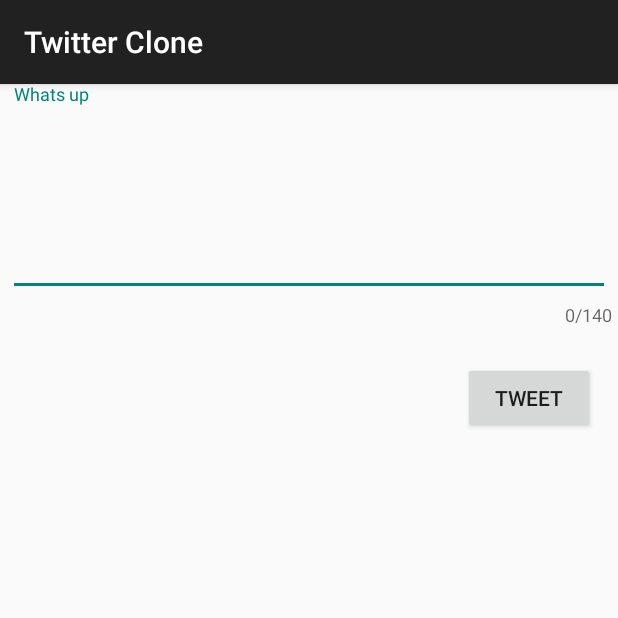
After one commit to Glazzerino/Twitter-Clone-App, an Android app: the ComposeActivity screen opened directly, with no data from a screen before it, on a phone screen of 412 x 824 dp, the top half of it. The commit adds this screen. Run offline under Robolectric (Android 15) with nearby library versions, the phone set to English and light mode, and no system bars.

Commit message:
compose act no call

```diff
--- a/app/src/main/AndroidManifest.xml
+++ b/app/src/main/AndroidManifest.xml
@@ -13,7 +13,8 @@
         android:icon="@drawable/ic_launcher"
         android:label="@string/app_name"
         android:theme="@style/AppTheme">
-        <activity android:name=".TimelineActivity"></activity>
+        <activity android:name=".ComposeActivity"></activity>
+        <activity android:name=".TimelineActivity" />
         <activity
             android:name=".LoginActivity"
             android:label="@string/app_name"
--- /dev/null
+++ b/app/src/main/java/com/codepath/apps/restclienttemplate/ComposeActivity.java
@@ -0,0 +1,51 @@
+package com.codepath.apps.restclienttemplate;
+
+import androidx.appcompat.app.AppCompatActivity;
+
+import android.os.Bundle;
+import android.util.Log;
+import android.view.View;
+import android.widget.Button;
+import android.widget.EditText;
+import android.widget.Toast;
+
+import com.google.android.material.textfield.TextInputLayout;
+
+public class ComposeActivity extends AppCompatActivity {
+    EditText etCompose;
+    Button btnTweet;
+    TextInputLayout textInputLayout;
+    private int max_length;
+    @Override
+    protected void onCreate(Bundle savedInstanceState) {
+        super.onCreate(savedInstanceState);
+        setContentView(R.layout.activity_compose);
+
+        max_length = getResources().getInteger(R.integer.tweet_max_length);
+
+        etCompose = findViewById(R.id.etCompose);
+        btnTweet = findViewById(R.id.btnTweet);
+        textInputLayout = findViewById(R.id.tiTextInputLayout);
+
+        textInputLayout.setCounterEnabled(true);
+        //140
+        textInputLayout.setCounterMaxLength(max_length);
+
+        btnTweet.setOnClickListener(new View.OnClickListener() {
+            @Override
+            public void onClick(View view) {
+                String content = etCompose.getText().toString();
+                if (content.isEmpty()) {
+                    Toast.makeText(getApplicationContext(), getString(R.string.empty_tweet_msg), Toast.LENGTH_SHORT).show();
+                    return;
+                } else if (content.length() > max_length) {
+                    //etCompose
+                    Toast.makeText(getApplicationContext(), "Limit character exceeded: " + String.valueOf(content.length()), Toast.LENGTH_SHORT).show();
+                    return;
+                } else {
+                    Log.d("ComposeActivity", content);
+                }
+            }
+        });
+    }
+}
--- /dev/null
+++ b/app/src/main/res/layout/activity_compose.xml
@@ -0,0 +1,40 @@
+<?xml version="1.0" encoding="utf-8"?>
+<RelativeLayout xmlns:android="http://schemas.android.com/apk/res/android"
+    xmlns:app="http://schemas.android.com/apk/res-auto"
+    xmlns:tools="http://schemas.android.com/tools"
+    android:layout_width="match_parent"
+    android:layout_height="match_parent"
+    tools:context=".ComposeActivity">
+
+    <com.google.android.material.textfield.TextInputLayout
+        android:id="@+id/tiTextInputLayout"
+        android:layout_width="match_parent"
+        android:layout_height="wrap_content">
+        <EditText
+            android:id="@+id/etCompose"
+            android:layout_width="match_parent"
+            android:layout_height="wrap_content"
+            android:layout_alignParentStart="true"
+            android:layout_alignParentTop="true"
+            android:layout_alignParentEnd="true"
+            android:layout_marginStart="5dp"
+            android:layout_marginTop="10dp"
+            android:layout_marginEnd="5dp"
+            android:ems="10"
+            android:gravity="start|top"
+            android:hint="@string/wadup"
+            android:inputType="textMultiLine"
+            android:minLines="5" />
+    </com.google.android.material.textfield.TextInputLayout>
+
+    <Button
+        android:id="@+id/btnTweet"
+        android:layout_width="wrap_content"
+        android:layout_height="wrap_content"
+        android:layout_below="@+id/tiTextInputLayout"
+        android:layout_alignParentEnd="true"
+        android:layout_marginTop="23dp"
+        android:layout_marginEnd="15dp"
+        android:text="Tweet"
+        tools:layout_below="@id/tiTextInputLayout" />
+</RelativeLayout>
--- a/app/src/main/res/layout/activity_timeline.xml
+++ b/app/src/main/res/layout/activity_timeline.xml
@@ -30,7 +30,8 @@
         android:layout_marginEnd="0dp"
         android:background="?attr/colorPrimary"
         android:minHeight="?attr/actionBarSize"
-        android:theme="?attr/actionBarTheme" />
+        android:theme="?attr/actionBarTheme"
+        android:visibility="invisible" />
 
     <ImageButton
         android:id="@+id/btnLogout"
@@ -38,6 +39,7 @@
         android:layout_height="wrap_content"
         android:layout_alignParentTop="true"
         android:layout_alignParentEnd="true"
+        android:visibility="invisible"
         app:srcCompat="@drawable/abc_vector_test" />
 
 </RelativeLayout>
--- /dev/null
+++ b/app/src/main/res/values/resources.xml
@@ -0,0 +1,4 @@
+<?xml version="1.0" encoding="utf-8"?>
+<resources>
+    <integer name="tweet_max_length">140</integer>
+</resources>
--- a/app/src/main/res/values/strings.xml
+++ b/app/src/main/res/values/strings.xml
@@ -5,5 +5,6 @@
     <string name="login_label">Log in</string>
     <string name="intent_scheme">oauth</string>
     <string name="intent_host">cprest</string>
-
+    <string name="wadup">Whats up</string>
+    <string name="empty_tweet_msg">Your tweet cannot be empty</string>
 </resources>
--- a/app/src/main/res/values/styles.xml
+++ b/app/src/main/res/values/styles.xml
@@ -1,6 +1,6 @@
 <resources>
 
-    <style name="AppBaseTheme" parent="Theme.AppCompat.Light.NoActionBar">
+    <style name="AppBaseTheme" parent="Theme.AppCompat.Light.DarkActionBar">
         <!--
             Theme customizations available in newer API levels can go in
             res/values-vXX/styles.xml, while customizations related to
```
Also changed, not shown: app/src/main/java/com/codepath/apps/restclienttemplate/TimelineActivity.java (+35 -8 lines), app/src/main/res/menu/menu_main.xml (added, +15 -0 lines).
